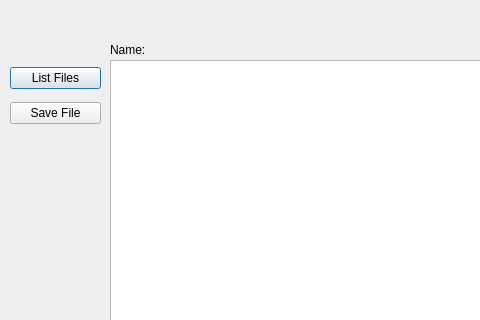
The window that resources/save_csv.ui (netico-solutions/powphase2) describes before a commit, drawn with Qt 5; both pictures show x 0 to 480 and y 0 to 320 of the 790 by 479 pixel window.
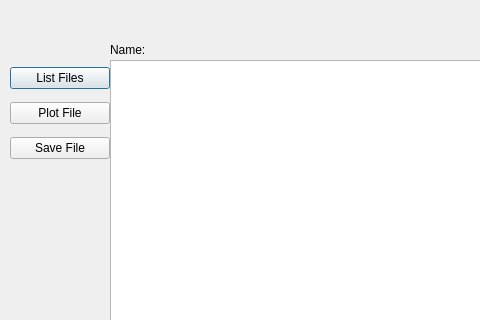
The same window after the commit.

```diff
--- a/resources/save_csv.ui
+++ b/resources/save_csv.ui
@@ -49,8 +49,8 @@
     <rect>
      <x>10</x>
      <y>60</y>
-     <width>91</width>
-     <height>71</height>
+     <width>100</width>
+     <height>107</height>
     </rect>
    </property>
    <layout class="QVBoxLayout" name="verticalLayout">
@@ -61,6 +61,13 @@
       </property>
      </widget>
     </item>
+    <item>
+     <widget class="QPushButton" name="pushButton">
+      <property name="text">
+       <string>Plot File</string>
+      </property>
+     </widget>
+    </item>
     <item>
      <widget class="QPushButton" name="push_save_file">
       <property name="text">
```
Left out of the diff: 4 changed lines with no effect on the pictures.
